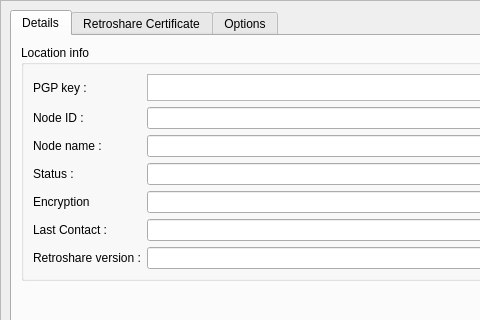
Old version of the form retroshare-gui/src/gui/connect/ConfCertDialog.ui in the repository RetroShare/RetroShare; both pictures show x 0 to 480 and y 0 to 320 of the 635 by 634 pixel window.
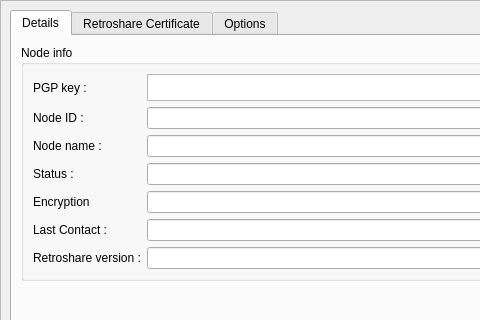
New version of the form. The open tabs and pages were chosen to show the change. Icons and pictures are not drawn. Custom widgets are drawn as their Qt base class.

Commit message: changed strings "Location" to "Node" (patch from Henry)

Patch:
```diff
--- a/retroshare-gui/src/gui/connect/ConfCertDialog.ui
+++ b/retroshare-gui/src/gui/connect/ConfCertDialog.ui
@@ -76,7 +76,7 @@
             <item>
              <widget class="QGroupBox" name="groupBox_4">
               <property name="title">
-               <string>Location info</string>
+               <string>Node info</string>
               </property>
               <layout class="QGridLayout" name="gridLayout_3">
                <item row="0" column="1">
```
The commit also changes 2 other files.
